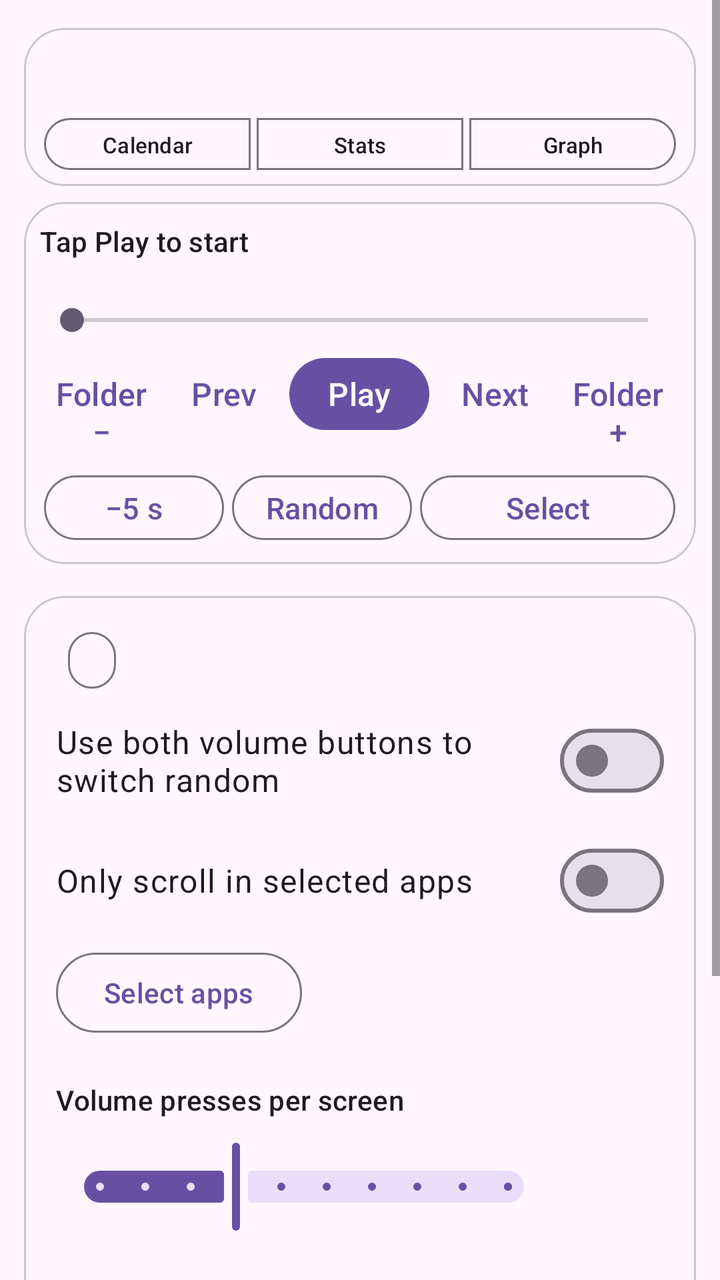
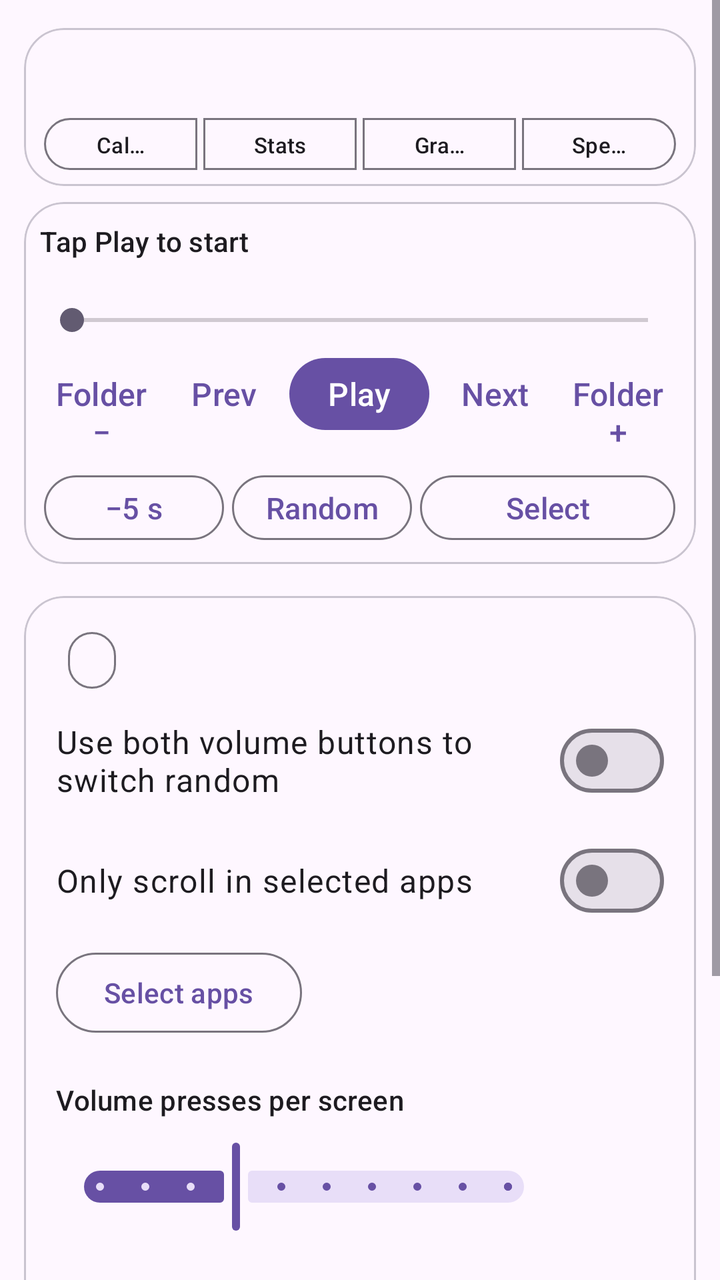

Compare the two renders of this Android layout. The source of the first and the diff that turns it into the second are given below.
<!-- AndroidManifest.xml: application theme Theme.VolumeScroll -->
<!-- res/layout/activity_main.xml -->
<?xml version="1.0" encoding="utf-8"?>
<LinearLayout xmlns:android="http://schemas.android.com/apk/res/android"
    xmlns:app="http://schemas.android.com/apk/res-auto"
    android:layout_width="match_parent"
    android:layout_height="match_parent"
    android:fitsSystemWindows="true"
    android:orientation="vertical">

    <ScrollView
        android:id="@+id/mainScroll"
        android:layout_width="match_parent"
        android:layout_height="0dp"
        android:layout_weight="1"
        android:fillViewport="true">

    <LinearLayout
        android:layout_width="match_parent"
        android:layout_height="wrap_content"
        android:orientation="vertical"
        android:paddingStart="12dp"
        android:paddingEnd="12dp"
        android:paddingTop="10dp"
        android:paddingBottom="12dp">

        
        <com.google.android.material.card.MaterialCardView
            android:id="@+id/cardSteps"
            android:layout_width="match_parent"
            android:layout_height="wrap_content"
            android:layout_marginTop="4dp"
            app:cardBackgroundColor="?attr/colorSurface"
            app:cardCornerRadius="20dp"
            app:cardElevation="0dp"
            app:strokeColor="?attr/colorOutlineVariant"
            app:strokeWidth="1dp">

            <LinearLayout
                android:layout_width="match_parent"
                android:layout_height="wrap_content"
                android:orientation="vertical"
                android:padding="8dp">

                <LinearLayout
                    android:id="@+id/calendarContainer"
                    android:layout_width="match_parent"
                    android:layout_height="wrap_content"
                    android:orientation="vertical"
                    android:visibility="gone">

                    <LinearLayout
                        android:layout_width="match_parent"
                        android:layout_height="wrap_content"
                        android:gravity="center_vertical"
                        android:orientation="horizontal">

                        <com.google.android.material.button.MaterialButton
                            android:id="@+id/buttonMonthPrev"
                            style="@style/Widget.Material3.Button.TextButton"
                            android:layout_width="wrap_content"
                            android:layout_height="wrap_content"
                            android:contentDescription="@string/calendar_prev_month"
                            android:minWidth="0dp"
                            android:minHeight="0dp"
                            android:paddingStart="14dp"
                            android:paddingEnd="14dp"
                            android:text="@string/calendar_prev_arrow"
                            android:textSize="20sp" />

                        <TextView
                            android:id="@+id/textCalendarMonth"
                            android:layout_width="0dp"
                            android:layout_height="wrap_content"
                            android:layout_weight="1"
                            android:gravity="center"
                            android:textAppearance="@style/TextAppearance.Material3.TitleSmall"
                            android:textColor="?attr/colorOnSurface" />

                        <com.google.android.material.button.MaterialButton
                            android:id="@+id/buttonMonthNext"
                            style="@style/Widget.Material3.Button.TextButton"
                            android:layout_width="wrap_content"
                            android:layout_height="wrap_content"
                            android:contentDescription="@string/calendar_next_month"
                            android:minWidth="0dp"
                            android:minHeight="0dp"
                            android:paddingStart="14dp"
                            android:paddingEnd="14dp"
                            android:text="@string/calendar_next_arrow"
                            android:textSize="20sp" />
                    </LinearLayout>

                    <LinearLayout
                        android:id="@+id/calendarWeekHeader"
                        android:layout_width="match_parent"
                        android:layout_height="wrap_content"
                        android:layout_marginTop="4dp"
                        android:orientation="horizontal" />

                    <LinearLayout
                        android:id="@+id/calendarGrid"
                        android:layout_width="match_parent"
                        android:layout_height="wrap_content"
                        android:layout_marginTop="2dp"
                        android:orientation="vertical" />
                </LinearLayout>

                <TextView
                    android:id="@+id/textStepStats"
                    android:layout_width="match_parent"
                    android:layout_height="wrap_content"
                    android:layout_marginTop="10dp"
                    android:textAppearance="@style/TextAppearance.Material3.BodyMedium"
                    android:textColor="?attr/colorOnSurfaceVariant" />

                
                <LinearLayout
                    android:id="@+id/graphTabContainer"
                    android:layout_width="match_parent"
                    android:layout_height="wrap_content"
                    android:layout_marginTop="8dp"
                    android:orientation="vertical"
                    android:visibility="gone">

                    <LinearLayout
                        android:layout_width="match_parent"
                        android:layout_height="wrap_content"
                        android:gravity="center_vertical"
                        android:orientation="horizontal">

                        <TextView
                            android:id="@+id/textMinuteGraphTitle"
                            android:layout_width="0dp"
                            android:layout_height="wrap_content"
                            android:layout_weight="1"
                            android:text="@string/minute_graph_title"
                            android:textAppearance="@style/TextAppearance.Material3.TitleSmall"
                            android:textColor="?attr/colorOnSurface" />

                        <TextView
                            android:id="@+id/textMinuteGraphNow"
                            android:layout_width="wrap_content"
                            android:layout_height="wrap_content"
                            android:textAppearance="@style/TextAppearance.Material3.BodyMedium"
                            android:textColor="?attr/colorOnSurfaceVariant" />
                    </LinearLayout>

                    <com.yeapguy.volumescroll.MinuteGraphView
                        android:id="@+id/minuteGraph"
                        android:layout_width="match_parent"
                        android:layout_height="72dp"
                        android:layout_marginTop="4dp" />

                    <LinearLayout
                        android:layout_width="match_parent"
                        android:layout_height="wrap_content"
                        android:layout_marginTop="16dp"
                        android:gravity="center_vertical"
                        android:orientation="horizontal">

                        <TextView
                            android:id="@+id/textSpeedGraphTitle"
                            android:layout_width="0dp"
                            android:layout_height="wrap_content"
                            android:layout_weight="1"
                            android:text="@string/speed_graph_title"
                            android:textAppearance="@style/TextAppearance.Material3.TitleSmall"
                            android:textColor="?attr/colorOnSurface" />

                        <TextView
                            android:id="@+id/textSpeedGraphToday"
                            android:layout_width="wrap_content"
                            android:layout_height="wrap_content"
                            android:textAppearance="@style/TextAppearance.Material3.BodyMedium"
                            android:textColor="?attr/colorOnSurfaceVariant" />
                    </LinearLayout>

                    <com.yeapguy.volumescroll.SpeedGraphView
                        android:id="@+id/speedGraph"
                        android:layout_width="match_parent"
                        android:layout_height="64dp"
                        android:layout_marginTop="4dp" />
                </LinearLayout>

                
                <com.google.android.material.button.MaterialButtonToggleGroup
                    android:id="@+id/stepTabs"
                    android:layout_width="match_parent"
                    android:layout_height="wrap_content"
                    android:layout_marginTop="8dp"
                    app:selectionRequired="true"
                    app:singleSelection="true">

                    <com.google.android.material.button.MaterialButton
                        android:id="@+id/buttonTabCalendar"
                        style="@style/Widget.Material3.Button.OutlinedButton"
                        android:layout_width="0dp"
                        android:layout_height="26dp"
                        android:layout_weight="1"
                        android:insetTop="0dp"
                        android:insetBottom="0dp"
                        android:insetLeft="2dp"
                        android:insetRight="2dp"
                        android:minHeight="0dp"
                        android:textSize="11sp"
                        android:text="@string/stat_mode_calendar" />

                    <com.google.android.material.button.MaterialButton
                        android:id="@+id/buttonTabRolling"
                        style="@style/Widget.Material3.Button.OutlinedButton"
                        android:layout_width="0dp"
                        android:layout_height="26dp"
                        android:layout_weight="1"
                        android:insetTop="0dp"
                        android:insetBottom="0dp"
                        android:insetLeft="2dp"
                        android:insetRight="2dp"
                        android:minHeight="0dp"
                        android:textSize="11sp"
                        android:text="@string/stat_mode_stats" />

                    <com.google.android.material.button.MaterialButton
                        android:id="@+id/buttonTabGraph"
                        style="@style/Widget.Material3.Button.OutlinedButton"
                        android:layout_width="0dp"
                        android:layout_height="26dp"
                        android:layout_weight="1"
                        android:insetTop="0dp"
                        android:insetBottom="0dp"
                        android:insetLeft="2dp"
                        android:insetRight="2dp"
                        android:minHeight="0dp"
                        android:textSize="11sp"
                        android:text="@string/stat_mode_graph" />
                </com.google.android.material.button.MaterialButtonToggleGroup>
            </LinearLayout>
        </com.google.android.material.card.MaterialCardView>

        
        <com.google.android.material.card.MaterialCardView
            android:id="@+id/cardPlayer"
            android:layout_width="match_parent"
            android:layout_height="wrap_content"
            android:layout_marginTop="8dp"
            app:cardBackgroundColor="?attr/colorSurface"
            app:cardCornerRadius="20dp"
            app:cardElevation="0dp"
            app:strokeColor="?attr/colorOutlineVariant"
            app:strokeWidth="1dp">

            <LinearLayout
                android:layout_width="match_parent"
                android:layout_height="wrap_content"
                android:orientation="vertical"
                android:padding="8dp">

                <TextView
                    android:id="@+id/textPlayerFolder"
                    android:layout_width="match_parent"
                    android:layout_height="wrap_content"
                    android:layout_marginTop="2dp"
                    android:ellipsize="middle"
                    android:singleLine="true"
                    android:text="@string/player_status_idle"
                    android:textAppearance="@style/TextAppearance.Material3.TitleSmall"
                    android:textColor="?attr/colorOnSurface" />

                <TextView
                    android:id="@+id/textPlayerTrack"
                    android:layout_width="match_parent"
                    android:layout_height="wrap_content"
                    android:layout_marginTop="2dp"
                    android:ellipsize="middle"
                    android:singleLine="true"
                    android:textAppearance="@style/TextAppearance.Material3.BodyMedium"
                    android:textColor="?attr/colorOnSurfaceVariant" />

                <SeekBar
                    android:id="@+id/sliderPlayer"
                    android:layout_width="match_parent"
                    android:layout_height="wrap_content"
                    android:max="1000"
                    android:progress="0" />

                <LinearLayout
                    android:layout_width="match_parent"
                    android:layout_height="wrap_content"
                    android:layout_marginTop="6dp"
                    android:orientation="horizontal">

                    <com.google.android.material.button.MaterialButton
                        android:id="@+id/buttonPlayerFolderPrev"
                        style="@style/Widget.Material3.Button.TextButton"
                        android:layout_width="0dp"
                        android:layout_height="wrap_content"
                        android:layout_weight="1"
                        android:insetTop="0dp"
                        android:insetBottom="0dp"
                        android:insetLeft="2dp"
                        android:insetRight="2dp"
                        android:minWidth="0dp"
                        android:minHeight="40dp"
                        android:paddingStart="2dp"
                        android:paddingEnd="2dp"
                        android:text="@string/player_btn_folder_prev"
                        android:textSize="16sp" />

                    <com.google.android.material.button.MaterialButton
                        android:id="@+id/buttonPlayerPrev"
                        style="@style/Widget.Material3.Button.TextButton"
                        android:layout_width="0dp"
                        android:layout_height="wrap_content"
                        android:layout_weight="1"
                        android:insetTop="0dp"
                        android:insetBottom="0dp"
                        android:insetLeft="2dp"
                        android:insetRight="2dp"
                        android:minWidth="0dp"
                        android:minHeight="40dp"
                        android:paddingStart="2dp"
                        android:paddingEnd="2dp"
                        android:text="@string/player_btn_prev"
                        android:textSize="16sp" />

                    <com.google.android.material.button.MaterialButton
                        android:id="@+id/buttonPlayerPlayPause"
                        style="@style/Widget.Material3.Button"
                        android:layout_width="0dp"
                        android:layout_height="wrap_content"
                        android:layout_weight="1.2"
                        android:insetLeft="2dp"
                        android:insetRight="2dp"
                        android:minWidth="0dp"
                        android:paddingStart="2dp"
                        android:paddingEnd="2dp"
                        android:text="@string/player_btn_play"
                        android:minHeight="44dp"
                        android:textSize="16sp" />

                    <com.google.android.material.button.MaterialButton
                        android:id="@+id/buttonPlayerNext"
                        style="@style/Widget.Material3.Button.TextButton"
                        android:layout_width="0dp"
                        android:layout_height="wrap_content"
                        android:layout_weight="1"
                        android:insetTop="0dp"
                        android:insetBottom="0dp"
                        android:insetLeft="2dp"
                        android:insetRight="2dp"
                        android:minWidth="0dp"
                        android:minHeight="40dp"
                        android:paddingStart="2dp"
                        android:paddingEnd="2dp"
                        android:text="@string/player_btn_next"
                        android:textSize="16sp" />

                    <com.google.android.material.button.MaterialButton
                        android:id="@+id/buttonPlayerFolderNext"
                        style="@style/Widget.Material3.Button.TextButton"
                        android:layout_width="0dp"
                        android:layout_height="wrap_content"
                        android:layout_weight="1"
                        android:insetTop="0dp"
                        android:insetBottom="0dp"
                        android:insetLeft="2dp"
                        android:insetRight="2dp"
                        android:minWidth="0dp"
                        android:minHeight="40dp"
                        android:paddingStart="2dp"
                        android:paddingEnd="2dp"
                        android:text="@string/player_btn_folder_next"
                        android:textSize="16sp" />
                </LinearLayout>

                <LinearLayout
                    android:layout_width="match_parent"
                    android:layout_height="wrap_content"
                    android:layout_marginTop="6dp"
                    android:orientation="horizontal">

                    <com.google.android.material.button.MaterialButton
                        android:id="@+id/buttonPlayerRewind"
                        style="@style/Widget.Material3.Button.OutlinedButton"
                        android:layout_width="0dp"
                        android:layout_height="wrap_content"
                        android:layout_weight="1"
                        android:insetLeft="2dp"
                        android:insetRight="2dp"
                        android:minWidth="0dp"
                        android:paddingStart="2dp"
                        android:paddingEnd="2dp"
                        android:text="@string/player_btn_rewind"
                        android:minHeight="40dp"
                        android:textSize="15sp" />

                    <com.google.android.material.button.MaterialButton
                        android:id="@+id/buttonPlayerRandom"
                        style="@style/Widget.Material3.Button.OutlinedButton"
                        android:layout_width="0dp"
                        android:layout_height="wrap_content"
                        android:layout_weight="1"
                        android:insetLeft="2dp"
                        android:insetRight="2dp"
                        android:minWidth="0dp"
                        android:paddingStart="2dp"
                        android:paddingEnd="2dp"
                        android:text="@string/player_random"
                        android:minHeight="40dp"
                        android:textSize="15sp" />

                    <com.google.android.material.button.MaterialButton
                        android:id="@+id/buttonPlayerFiles"
                        style="@style/Widget.Material3.Button.OutlinedButton"
                        android:layout_width="0dp"
                        android:layout_height="wrap_content"
                        android:layout_weight="1.4"
                        android:insetLeft="2dp"
                        android:insetRight="2dp"
                        android:minWidth="0dp"
                        android:paddingStart="2dp"
                        android:paddingEnd="2dp"
                        android:text="@string/player_btn_files"
                        android:minHeight="40dp"
                        android:textSize="15sp" />
                </LinearLayout>
            </LinearLayout>
        </com.google.android.material.card.MaterialCardView>

        
        <com.google.android.material.card.MaterialCardView
            android:layout_width="match_parent"
            android:layout_height="wrap_content"
            android:layout_marginTop="16dp"
            app:cardBackgroundColor="?attr/colorSurface"
            app:cardCornerRadius="20dp"
            app:cardElevation="0dp"
            app:strokeColor="?attr/colorOutlineVariant"
            app:strokeWidth="1dp">

            <LinearLayout
                android:layout_width="match_parent"
                android:layout_height="wrap_content"
                android:orientation="vertical"
                android:padding="16dp">

                <com.google.android.material.button.MaterialButton
                    android:id="@+id/buttonAccessibilityStatus"
                    style="@style/Widget.Material3.Button.OutlinedButton"
                    android:layout_width="wrap_content"
                    android:layout_height="wrap_content"
                    android:insetLeft="6dp"
                    android:insetTop="2dp"
                    android:insetBottom="2dp"
                    android:insetRight="6dp"
                    android:minWidth="0dp"
                    android:minHeight="0dp"
                    android:paddingStart="12dp"
                    android:paddingTop="6dp"
                    android:paddingEnd="12dp"
                    android:paddingBottom="6dp"
                    android:textSize="12sp" />

                <com.google.android.material.materialswitch.MaterialSwitch
                    android:id="@+id/switchDualKeyToggle"
                    android:layout_width="match_parent"
                    android:layout_height="wrap_content"
                    android:layout_marginTop="10dp"
                    android:text="@string/label_dual_key_toggle"
                    android:textAppearance="@style/TextAppearance.Material3.BodyLarge" />

                <com.google.android.material.materialswitch.MaterialSwitch
                    android:id="@+id/switchAppFilter"
                    android:layout_width="match_parent"
                    android:layout_height="wrap_content"
                    android:layout_marginTop="12dp"
                    android:text="@string/label_app_filter"
                    android:textAppearance="@style/TextAppearance.Material3.BodyLarge" />

                <com.google.android.material.button.MaterialButton
                    android:id="@+id/buttonSelectApps"
                    style="@style/Widget.Material3.Button.OutlinedButton"
                    android:layout_width="wrap_content"
                    android:layout_height="wrap_content"
                    android:layout_marginTop="8dp"
                    android:text="@string/label_select_apps" />

                <TextView
                    android:id="@+id/textPressesLabel"
                    android:layout_width="wrap_content"
                    android:layout_height="wrap_content"
                    android:layout_marginTop="20dp"
                    android:text="@string/label_presses_per_page"
                    android:textAppearance="@style/TextAppearance.Material3.TitleSmall" />

                <LinearLayout
                    android:layout_width="match_parent"
                    android:layout_height="wrap_content"
                    android:layout_marginTop="10dp"
                    android:gravity="center_vertical"
                    android:orientation="horizontal">

                    <com.google.android.material.slider.Slider
                        android:id="@+id/sliderPresses"
                        android:layout_width="0dp"
                        android:layout_height="wrap_content"
                        android:layout_weight="1"
                        android:stepSize="1"
                        android:value="4"
                        android:valueFrom="1"
                        android:valueTo="10" />

                    <TextView
                        android:id="@+id/textPressesValue"
                        android:layout_width="56dp"
                        android:layout_height="wrap_content"
                        android:gravity="center"
                        android:textAppearance="@style/TextAppearance.Material3.TitleMedium" />
                </LinearLayout>

                <TextView
                    android:id="@+id/textSpeedWarnHighLabel"
                    android:layout_width="wrap_content"
                    android:layout_height="wrap_content"
                    android:layout_marginTop="20dp"
                    android:text="@string/label_speed_warn_high"
                    android:textAppearance="@style/TextAppearance.Material3.TitleSmall" />

                <LinearLayout
                    android:layout_width="match_parent"
                    android:layout_height="wrap_content"
                    android:layout_marginTop="10dp"
                    android:gravity="center_vertical"
                    android:orientation="horizontal">

                    <com.google.android.material.slider.Slider
                        android:id="@+id/sliderSpeedWarnHigh"
                        android:layout_width="0dp"
                        android:layout_height="wrap_content"
                        android:layout_weight="1"
                        android:stepSize="5"
                        android:value="0"
                        android:valueFrom="0"
                        android:valueTo="300" />

                    <TextView
                        android:id="@+id/textSpeedWarnHighValue"
                        android:layout_width="56dp"
                        android:layout_height="wrap_content"
                        android:gravity="center"
                        android:textAppearance="@style/TextAppearance.Material3.TitleMedium" />
                </LinearLayout>

                <TextView
                    android:id="@+id/textSpeedWarnLowLabel"
                    android:layout_width="wrap_content"
                    android:layout_height="wrap_content"
                    android:layout_marginTop="20dp"
                    android:text="@string/label_speed_warn_low"
                    android:textAppearance="@style/TextAppearance.Material3.TitleSmall" />

                <LinearLayout
                    android:layout_width="match_parent"
                    android:layout_height="wrap_content"
                    android:layout_marginTop="10dp"
                    android:gravity="center_vertical"
                    android:orientation="horizontal">

                    <com.google.android.material.slider.Slider
                        android:id="@+id/sliderSpeedWarnLow"
                        android:layout_width="0dp"
                        android:layout_height="wrap_content"
                        android:layout_weight="1"
                        android:stepSize="5"
                        android:value="0"
                        android:valueFrom="0"
                        android:valueTo="300" />

                    <TextView
                        android:id="@+id/textSpeedWarnLowValue"
                        android:layout_width="56dp"
                        android:layout_height="wrap_content"
                        android:gravity="center"
                        android:textAppearance="@style/TextAppearance.Material3.TitleMedium" />
                </LinearLayout>
            </LinearLayout>
        </com.google.android.material.card.MaterialCardView>

    </LinearLayout>

    </ScrollView>
</LinearLayout>
<!-- resources referenced by this layout -->
<resources>
  <string name="calendar_next_arrow">›</string>
  <string name="calendar_next_month">Next month</string>
  <string name="calendar_prev_arrow">‹</string>
  <string name="calendar_prev_month">Previous month</string>
  <string name="label_app_filter">Only scroll in selected apps</string>
  <string name="label_dual_key_toggle">Use both volume buttons to switch random</string>
  <string name="label_presses_per_page">Volume presses per screen</string>
  <string name="label_select_apps">Select apps</string>
  <string name="label_speed_warn_high">Sound warning: speed above (s/min)</string>
  <string name="label_speed_warn_low">Sound warning: speed below (s/min)</string>
  <string name="minute_graph_title">Speed by minute, today (s/min)</string>
  <string name="player_btn_files">Select</string>
  <string name="player_btn_folder_next">Folder+</string>
  <string name="player_btn_folder_prev">Folder−</string>
  <string name="player_btn_next">Next</string>
  <string name="player_btn_play">Play</string>
  <string name="player_btn_prev">Prev</string>
  <string name="player_btn_rewind">−5 s</string>
  <string name="player_random">Random</string>
  <string name="player_status_idle">Tap Play to start</string>
  <string name="speed_graph_title">Speed (s/min), this day and last year</string>
  <string name="stat_mode_calendar">Calendar</string>
  <string name="stat_mode_graph">Graph</string>
  <string name="stat_mode_stats">Stats</string>
  <style name="Theme.VolumeScroll" parent="Theme.Material3.DayNight.NoActionBar">
          <item name="android:statusBarColor">@android:color/transparent</item>
          <item name="android:navigationBarColor">@android:color/transparent</item>
          <item name="android:windowLightStatusBar" tools:targetApi="m">true</item>
      </style>
</resources>

<!-- the commit's change to res/layout/activity_main.xml (unified diff, before → after) -->
@@ -150,10 +150,20 @@
                         android:layout_height="72dp"
                         android:layout_marginTop="4dp" />
 
+                </LinearLayout>
+
+                
+                <LinearLayout
+                    android:id="@+id/speedTabContainer"
+                    android:layout_width="match_parent"
+                    android:layout_height="wrap_content"
+                    android:layout_marginTop="8dp"
+                    android:orientation="vertical"
+                    android:visibility="gone">
+
                     <LinearLayout
                         android:layout_width="match_parent"
                         android:layout_height="wrap_content"
-                        android:layout_marginTop="16dp"
                         android:gravity="center_vertical"
                         android:orientation="horizontal">
 
@@ -231,6 +241,20 @@
                         android:minHeight="0dp"
                         android:textSize="11sp"
                         android:text="@string/stat_mode_graph" />
+
+                    <com.google.android.material.button.MaterialButton
+                        android:id="@+id/buttonTabSpeed"
+                        style="@style/Widget.Material3.Button.OutlinedButton"
+                        android:layout_width="0dp"
+                        android:layout_height="26dp"
+                        android:layout_weight="1"
+                        android:insetTop="0dp"
+                        android:insetBottom="0dp"
+                        android:insetLeft="2dp"
+                        android:insetRight="2dp"
+                        android:minHeight="0dp"
+                        android:textSize="11sp"
+                        android:text="@string/stat_mode_speed" />
                 </com.google.android.material.button.MaterialButtonToggleGroup>
             </LinearLayout>
         </com.google.android.material.card.MaterialCardView>
@@ -537,9 +561,9 @@
                         android:layout_height="wrap_content"
                         android:layout_weight="1"
                         android:stepSize="5"
-                        android:value="0"
-                        android:valueFrom="0"
-                        android:valueTo="300" />
+                        android:value="110"
+                        android:valueFrom="50"
+                        android:valueTo="200" />
 
                     <TextView
                         android:id="@+id/textSpeedWarnHighValue"
@@ -570,9 +594,9 @@
                         android:layout_height="wrap_content"
                         android:layout_weight="1"
                         android:stepSize="5"
-                        android:value="0"
-                        android:valueFrom="0"
-                        android:valueTo="300" />
+                        android:value="90"
+                        android:valueFrom="50"
+                        android:valueTo="200" />
 
                     <TextView
                         android:id="@+id/textSpeedWarnLowValue"
<!-- resource entries referenced after the edit -->
@@ -23,6 +23,7 @@
   <string name="speed_graph_title">Speed (s/min), this day and last year</string>
   <string name="stat_mode_calendar">Calendar</string>
   <string name="stat_mode_graph">Graph</string>
+  <string name="stat_mode_speed">Speed</string>
   <string name="stat_mode_stats">Stats</string>
   <style name="Theme.VolumeScroll" parent="Theme.Material3.DayNight.NoActionBar">
           <item name="android:statusBarColor">@android:color/transparent</item>
